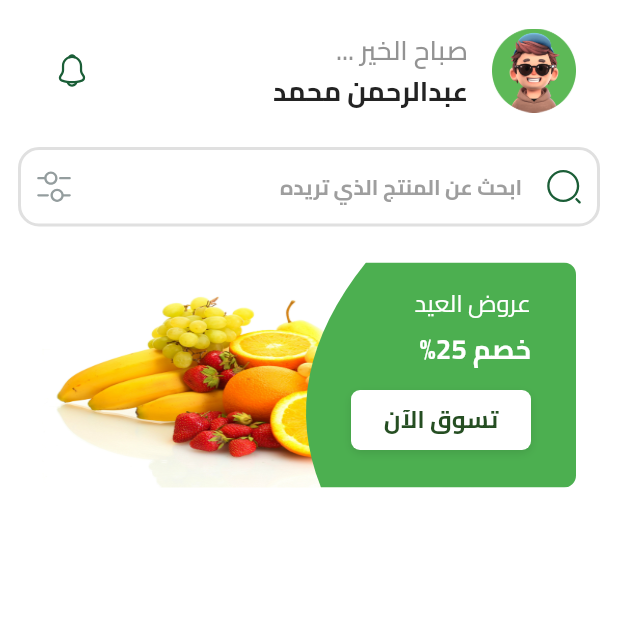
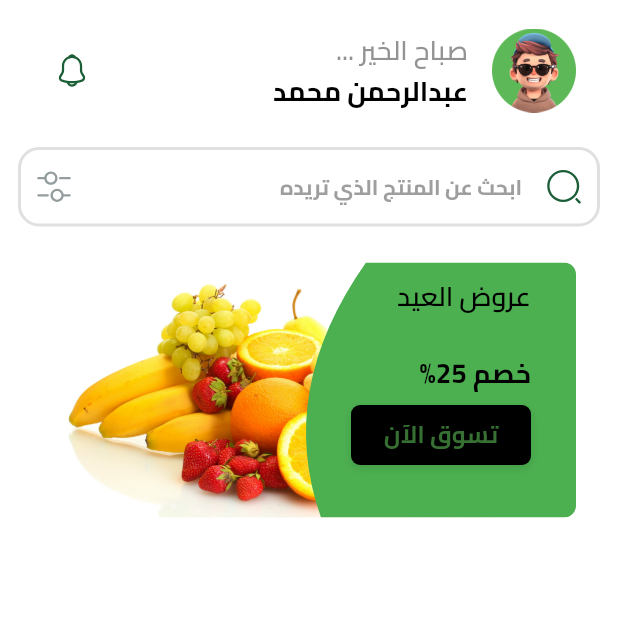
Before and after one commit to AbdulrhmanM0hamed/Fruits-App, a Flutter app: the HomeView screen opened by its route, on a phone screen of 412 x 824 dp, the top half of it. Run offline on Flutter 3.47's test engine with Material 3 defaults, Android fonts, the phone set to English and light mode, and no system bars; our stand-ins replace bloc, cloud_firestore, dartz, firebase_auth, firebase_core, flutter_bloc and 5 more; missing offline and left inert: flutter_facebook_auth; accounts and stored records are empty.

Commit message:
edit some properties

```diff
--- /dev/null
+++ b/devtools_options.yaml
@@ -0,0 +1,3 @@
+description: This file stores settings for Dart & Flutter DevTools.
+documentation: https://docs.flutter.dev/tools/devtools/extensions#configure-extension-enablement-states
+extensions:
--- a/lib/core/utils/constants/colors.dart
+++ b/lib/core/utils/constants/colors.dart
@@ -5,7 +5,7 @@ class TColors{
 TColors._();
 // App Basic Colors
 static const Color primary = Color.fromARGB(255, 70, 146, 65);
-static const Color primaryDark = Color.fromARGB(255, 37, 78, 34);
+static const Color primaryDark = Color.fromARGB(255, 55, 112, 51);
 
 static const Color secondary = Color (0xFFFFE24B);
 static const Color accent = Color (0xFFb0c7ff);
@@ -47,7 +47,7 @@ static const Color success = Color (0xFF388E3C);
 static const Color warning = Color (0xFFF57000);
 static const Color info = Color (0xFF1976D2);
 // Neutral Shades
-static const Color black = Color (0xFF232323);
+static const Color black = Color.fromARGB(255, 0, 0, 0);
 static const Color darkerGrey = Color (0xFF4F4F4F);
 static const Color darkGrey = Color (0xFF939393);
 static const Color grey = Color (0xFFE0E0E0);
--- /dev/null
+++ b/lib/features/home/presentation/view/widgets/custom_discount_button.dart
@@ -0,0 +1,48 @@
+
+import 'package:e_commerce/core/utils/constants/colors.dart';
+import 'package:e_commerce/core/utils/constants/font_manger.dart';
+import 'package:e_commerce/core/utils/constants/styles_manger.dart';
+import 'package:flutter/material.dart';
+
+class CustomDiscountButton extends StatelessWidget {
+  final VoidCallback onPressed;
+  final String buttonText;
+
+  const CustomDiscountButton({
+    Key? key,
+    required this.onPressed,
+    required this.buttonText,
+  }) : super(key: key);
+
+  @override
+  Widget build(BuildContext context) {
+    return GestureDetector(
+      onTap: onPressed, // عند الضغط على الزر، استدعاء onPressed
+      child: Container(
+        width: 120, // تحديد عرض الزر
+        height: 40, // تحديد ارتفاع الزر
+        decoration: BoxDecoration(
+          color: Theme.of(context).brightness == Brightness.dark ? TColors.white :  TColors.black  , // خلفية الزر
+          borderRadius: BorderRadius.circular(6), // راديوس الزر
+          boxShadow: [
+            BoxShadow(
+              color: Colors.black.withOpacity(0.1),
+              offset: Offset(0, 2),
+              blurRadius: 4, // مدى تأثير الظل
+            ),
+          ],
+        ),
+        child: Center(
+          child: Text(
+            buttonText, // نص الزر
+            style: getBoldStyle(
+              fontFamily: FontConstant.cairo,
+              fontSize: FontSize.size16,
+              color: TColors.primaryDark,
+            ),
+          ),
+        ),
+      ),
+    );
+  }
+}
--- /dev/null
+++ b/lib/features/home/presentation/view/widgets/custom_list_view.dart
@@ -0,0 +1,21 @@
+import 'package:e_commerce/features/home/presentation/view/widgets/discount_widget.dart';
+import 'package:flutter/material.dart';
+
+class CustomListViewDiscountWidget extends StatelessWidget {
+  const CustomListViewDiscountWidget({super.key});
+
+  @override
+  Widget build(BuildContext context) {
+    return SingleChildScrollView(
+      scrollDirection: Axis.horizontal,
+      child: Row(
+        children: List.generate(4, (index) {
+          return Container(
+            width: 380,  // تحديد عرض ثابت لكل عنصر
+            child: DiscountBanner(),
+          );
+        }),
+      ),
+    );
+  }
+}
--- a/lib/features/home/presentation/view/widgets/discount_widget.dart
+++ b/lib/features/home/presentation/view/widgets/discount_widget.dart
@@ -1,6 +1,7 @@
 import 'package:e_commerce/core/utils/constants/colors.dart';
 import 'package:e_commerce/core/utils/constants/font_manger.dart';
 import 'package:e_commerce/core/utils/constants/styles_manger.dart';
+import 'package:e_commerce/features/home/presentation/view/widgets/custom_discount_button.dart';
 import 'package:flutter/material.dart';
 
 class DiscountBanner extends StatelessWidget {
@@ -11,9 +12,9 @@ class DiscountBanner extends StatelessWidget {
     return Padding(
       padding: const EdgeInsets.symmetric(horizontal: 16, vertical: 8),
       child: Container(
-        height: 150,
+        height: 170,
         decoration: BoxDecoration(
-          borderRadius: BorderRadius.circular(16), // تطبيق الراديوس بشكل موحد
+          borderRadius: BorderRadius.circular(8),
         ),
         child: Stack(
           children: [
@@ -21,19 +22,18 @@ class DiscountBanner extends StatelessWidget {
             Positioned.fill(
               child: ClipRRect(
                 borderRadius: const BorderRadius.only(
-                  topLeft: Radius.circular(8), // تطبيق الراديوس على الجانبين الأيسر
+                  topLeft: Radius.circular(8),
                   bottomLeft: Radius.circular(8),
                 ),
                 child: Padding(
                   padding: const EdgeInsets.only(right: 10),
                   child: Image.asset(
-                    'assets/images/testFruit.jpg', // استبدل بمسار الصورة
-                    fit: BoxFit.fill, // تأكد من أن الصورة تغطي المساحة بالكامل
+                    'assets/images/testFruit.jpg',
+                    fit: BoxFit.cover,
                   ),
                 ),
               ),
             ),
-            // الجزء الخاص باللون الأخضر
             ClipPath(
               clipper: GreenCurveClipper(),
               child: Container(
@@ -54,25 +54,16 @@ class DiscountBanner extends StatelessWidget {
 
                     children: [
 
-                      const SizedBox(height: 6),
-                      const Text(
+
+                       Text(
                         "عروض العيد",
-                        style: TextStyle(
-                          color: Colors.white,
-                          fontSize: 16,
-                          fontWeight: FontWeight.normal,
-                        ),
+                       style: getSemiBoldStyle(fontFamily: FontConstant.cairo , fontSize: FontSize.size18),
                       ),
-                      const SizedBox(height: 6),
-                       const Text(
+                      const SizedBox(height: 25),
+                        Text(
                         "خصم 25%",
-                        style: TextStyle(
-                          color: Colors.white,
-                          fontSize: 18,
-                          fontWeight: FontWeight.bold,
-                        ),
+                        style: getBoldStyle(fontFamily: FontConstant.cairo , fontSize: FontSize.size18),
                       ),
-                      const SizedBox(height: 6),
                       const SizedBox(height: 8),
                      CustomDiscountButton(
                         onPressed: () {},
@@ -108,47 +99,3 @@ class GreenCurveClipper extends CustomClipper<Path> {
   @override
   bool shouldReclip(covariant CustomClipper<Path> oldClipper) => false;
 }
-
-
-class CustomDiscountButton extends StatelessWidget {
-  final VoidCallback onPressed;
-  final String buttonText;
-
-  const CustomDiscountButton({
-    Key? key,
-    required this.onPressed,
-    required this.buttonText,
-  }) : super(key: key);
-
-  @override
-  Widget build(BuildContext context) {
-    return GestureDetector(
-      onTap: onPressed, // عند الضغط على الزر، استدعاء onPressed
-      child: Container(
-        width: 120, // تحديد عرض الزر
-        height: 40, // تحديد ارتفاع الزر
-        decoration: BoxDecoration(
-          color: TColors.white, // خلفية الزر
-          borderRadius: BorderRadius.circular(6), // راديوس الزر
-          boxShadow: [
-            BoxShadow(
-              color: Colors.black.withOpacity(0.1),
-              offset: Offset(0, 2),
-              blurRadius: 4, // مدى تأثير الظل
-            ),
-          ],
-        ),
-        child: Center(
-          child: Text(
-            buttonText, // نص الزر
-            style: getBoldStyle(
-              fontFamily: FontConstant.cairo,
-              fontSize: FontSize.size16,
-              color: TColors.primaryDark,
-            ),
-          ),
-        ),
-      ),
-    );
-  }
-}
--- a/lib/features/home/presentation/view/widgets/home_view_body.dart
+++ b/lib/features/home/presentation/view/widgets/home_view_body.dart
@@ -1,3 +1,4 @@
+import 'package:e_commerce/features/home/presentation/view/widgets/custom_list_view.dart';
 import 'package:e_commerce/features/home/presentation/view/widgets/custom_text_field.dart';
 import 'package:e_commerce/features/home/presentation/view/widgets/discount_widget.dart';
 import 'package:flutter/widgets.dart';
@@ -14,7 +15,6 @@ class HomeViewBody extends StatelessWidget {
         slivers: [
           SliverToBoxAdapter(
             child: CustomHomeAppBar(),
-
           ),
           SliverToBoxAdapter(
             child: SizedBox(height: 16,),
@@ -22,11 +22,11 @@ class HomeViewBody extends StatelessWidget {
           SliverToBoxAdapter(
             child: CustomTextField(),
           ),
-           SliverToBoxAdapter(
+          SliverToBoxAdapter(
             child: SizedBox(height: 16,),
           ),
           SliverToBoxAdapter(
-            child: DiscountBanner(),
+            child: CustomListViewDiscountWidget(),
           ),
         ],
       ),
```
Also changed, not shown: 1 other file.
